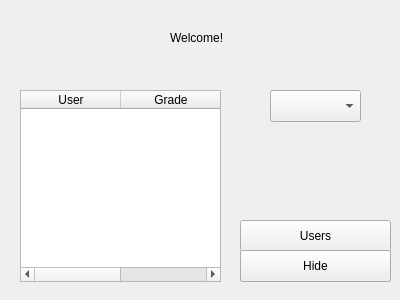
First picture: the form in adminwindow.ui, repository carlrizk/QCMpp, before the edit.
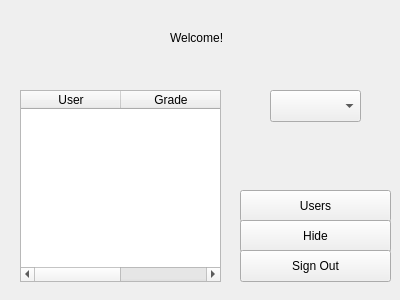
Second picture: the form after the edit.

The edit to the form file:
```diff
--- a/adminwindow.ui
+++ b/adminwindow.ui
@@ -60,7 +60,7 @@
    <property name="geometry">
     <rect>
      <x>240</x>
-     <y>250</y>
+     <y>220</y>
      <width>151</width>
      <height>32</height>
     </rect>
@@ -73,7 +73,7 @@
    <property name="geometry">
     <rect>
      <x>240</x>
-     <y>220</y>
+     <y>190</y>
      <width>151</width>
      <height>32</height>
     </rect>
@@ -86,7 +86,7 @@
    <property name="geometry">
     <rect>
      <x>240</x>
-     <y>250</y>
+     <y>220</y>
      <width>151</width>
      <height>32</height>
     </rect>
@@ -95,6 +95,19 @@
     <string>Hide</string>
    </property>
   </widget>
+  <widget class="QPushButton" name="sign_out">
+   <property name="geometry">
+    <rect>
+     <x>240</x>
+     <y>250</y>
+     <width>151</width>
+     <height>32</height>
+    </rect>
+   </property>
+   <property name="text">
+    <string>Sign Out</string>
+   </property>
+  </widget>
  </widget>
  <resources/>
  <connections/>
```
